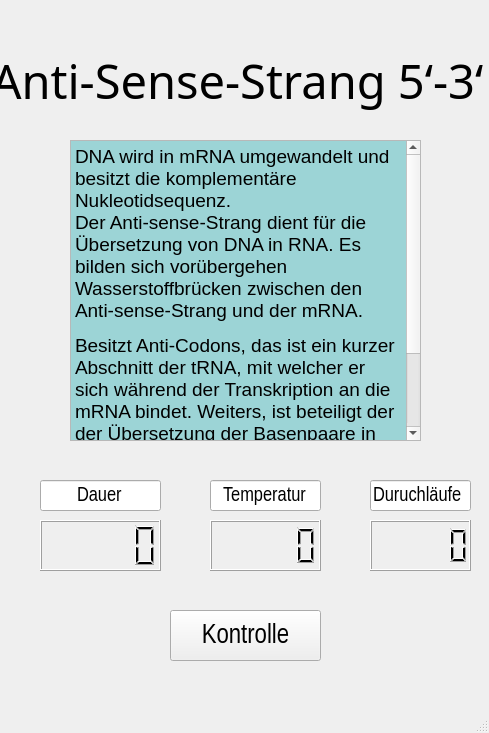
Qt form dipl_Phasenablauf/AblaufWindowSens_v1.ui (diplomarbeit-PCR/Diplomarbeit_PCR) before a commit.
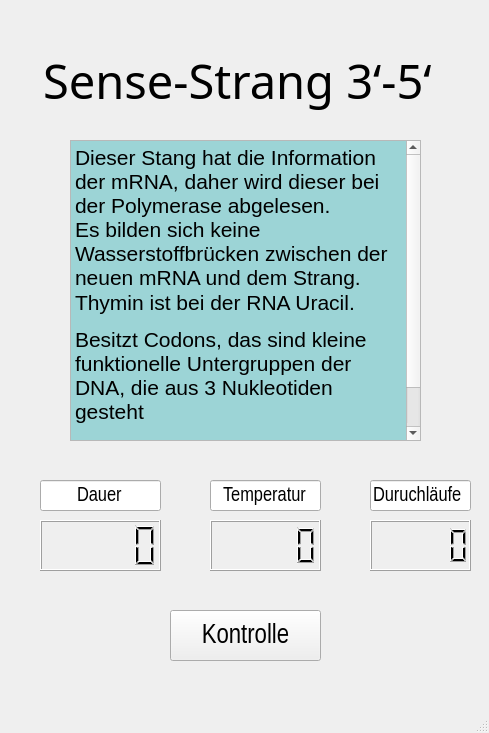
The same form after that commit.

```diff
--- a/dipl_Phasenablauf/AblaufWindowSens_v1.ui
+++ b/dipl_Phasenablauf/AblaufWindowSens_v1.ui
@@ -34,9 +34,10 @@
 li.unchecked::marker { content: &quot;\2610&quot;; }
 li.checked::marker { content: &quot;\2612&quot;; }
 &lt;/style&gt;&lt;/head&gt;&lt;body style=&quot; font-family:'Segoe UI'; font-size:9pt; font-weight:400; font-style:normal;&quot; bgcolor=&quot;#9cd4d6&quot;&gt;
-&lt;p style=&quot; margin-top:12px; margin-bottom:12px; margin-left:0px; margin-right:0px; -qt-block-indent:0; text-indent:0px;&quot;&gt;&lt;span style=&quot; font-family:'Arial Narrow','sans-serif'; font-size:14pt;&quot;&gt;DNA wird in mRNA umgewandelt und besitzt die komplementäre Nukleotidsequenz. &lt;br /&gt;Der Anti-sense-Strang dient für die Übersetzung von DNA in RNA.&lt;/span&gt;&lt;span style=&quot; font-family:'Arial Narrow'; font-size:14pt;&quot;&gt; &lt;/span&gt;&lt;span style=&quot; font-family:'Arial Narrow','sans-serif'; font-size:14pt;&quot;&gt;Es bilden sich vorübergehen Wasserstoffbrücken zwischen den Anti-sense-Strang und der mRNA.&lt;/span&gt;&lt;span style=&quot; font-family:'Arial Narrow'; font-size:14pt;&quot;&gt; &lt;/span&gt;&lt;/p&gt;
-&lt;p style=&quot; margin-top:12px; margin-bottom:12px; margin-left:0px; margin-right:0px; -qt-block-indent:0; text-indent:0px;&quot;&gt;&lt;span style=&quot; font-family:'Arial Narrow','sans-serif'; font-size:14pt;&quot;&gt;Besitzt Anti-Codons, das ist ein kurzer Abschnitt der tRNA, mit welcher er sich während der Transkription an die mRNA bindet.&lt;/span&gt;&lt;span style=&quot; font-family:'Arial Narrow'; font-size:14pt;&quot;&gt; Weiters, i&lt;/span&gt;&lt;span style=&quot; font-family:'Arial Narrow','sans-serif'; font-size:14pt;&quot;&gt;st beteiligt der der Übersetzung der Basenpaare in Aminosäurensequenzen verantwortlich.&lt;/span&gt;&lt;span style=&quot; font-family:'Arial Narrow'; font-size:14pt;&quot;&gt; &lt;/span&gt;&lt;/p&gt;
-&lt;p style=&quot; margin-top:12px; margin-bottom:12px; margin-left:0px; margin-right:0px; -qt-block-indent:0; text-indent:0px;&quot;&gt;&lt;span style=&quot; font-family:'Arial Narrow'; font-size:14pt;&quot;&gt;Besitzt die komplementäre Sequenz zu tRNA.&lt;/span&gt;&lt;/p&gt;&lt;/body&gt;&lt;/html&gt;</string>
+&lt;p style=&quot; margin-top:0px; margin-bottom:0px; margin-left:0px; margin-right:0px; -qt-block-indent:0; text-indent:0px;&quot;&gt;&lt;span style=&quot; font-family:'Arial Narrow','sans-serif'; font-size:16pt;&quot;&gt;Dieser Stang hat die Information der mRNA, daher wird dieser bei der Polymerase abgelesen.&lt;/span&gt;&lt;span style=&quot; font-family:'Arial Narrow'; font-size:16pt;&quot;&gt; &lt;br /&gt;&lt;/span&gt;&lt;span style=&quot; font-family:'Arial Narrow','sans-serif'; font-size:16pt;&quot;&gt;Es bilden sich keine Wasserstoffbrücken zwischen der neuen mRNA und dem Strang.&lt;/span&gt;&lt;/p&gt;
+&lt;p style=&quot; margin-top:0px; margin-bottom:0px; margin-left:0px; margin-right:0px; -qt-block-indent:0; text-indent:0px;&quot;&gt;&lt;span style=&quot; font-family:'Arial Narrow','sans-serif'; font-size:16pt;&quot;&gt;Thymin ist bei der RNA Uracil.&lt;/span&gt;&lt;span style=&quot; font-family:'Arial Narrow'; font-size:16pt;&quot;&gt; &lt;/span&gt;&lt;/p&gt;
+&lt;p style=&quot; margin-top:12px; margin-bottom:12px; margin-left:0px; margin-right:0px; -qt-block-indent:0; text-indent:0px;&quot;&gt;&lt;span style=&quot; font-family:'Arial Narrow','sans-serif'; font-size:16pt;&quot;&gt;Besitzt Codons, das sind kleine funktionelle Untergruppen der DNA, die aus 3 Nukleotiden gesteht&lt;/span&gt;&lt;span style=&quot; font-family:'Arial Narrow'; font-size:16pt;&quot;&gt; &lt;/span&gt;&lt;/p&gt;
+&lt;p style=&quot; margin-top:12px; margin-bottom:12px; margin-left:0px; margin-right:0px; -qt-block-indent:0; text-indent:0px;&quot;&gt;&lt;span style=&quot; font-family:'Arial Narrow','sans-serif'; font-size:16pt;&quot;&gt;Besitzt die komplementäre Sequenz zu tRNA&lt;/span&gt;&lt;span style=&quot; font-family:'Arial Narrow'; font-size:16pt;&quot;&gt; &lt;/span&gt;&lt;/p&gt;&lt;/body&gt;&lt;/html&gt;</string>
     </property>
    </widget>
    <widget class="QLabel" name="label">
@@ -56,7 +57,7 @@
      </font>
     </property>
     <property name="text">
-     <string>Anti-Sense-Strang 5‘-3‘ </string>
+     <string>Sense-Strang 3‘-5‘ </string>
     </property>
     <property name="alignment">
      <set>Qt::AlignCenter</set>
```
